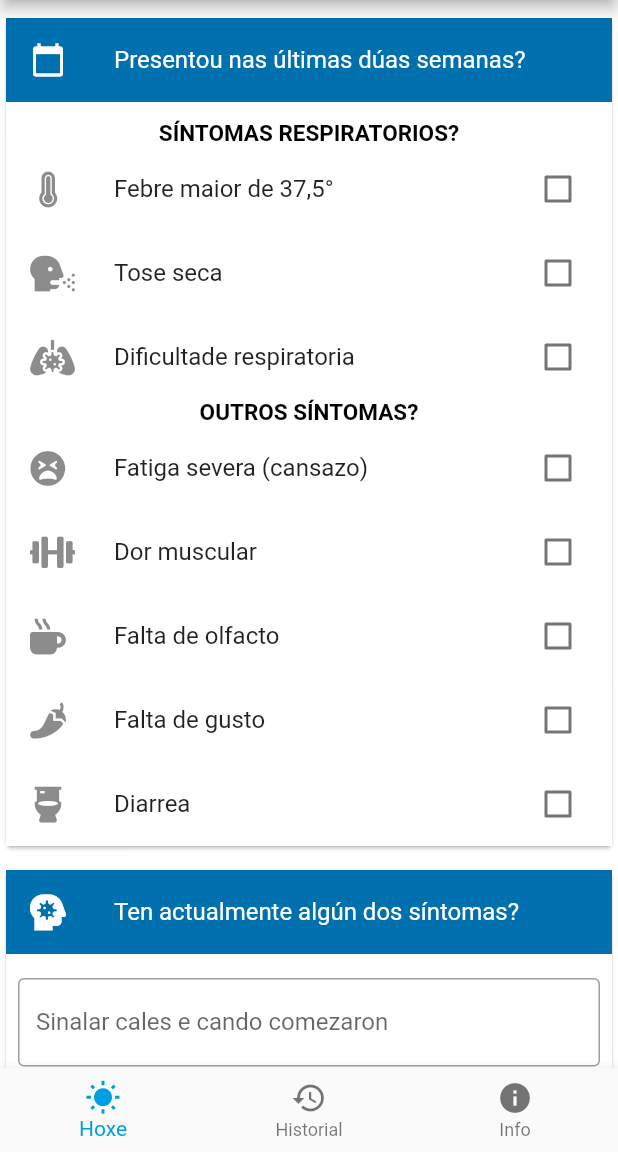
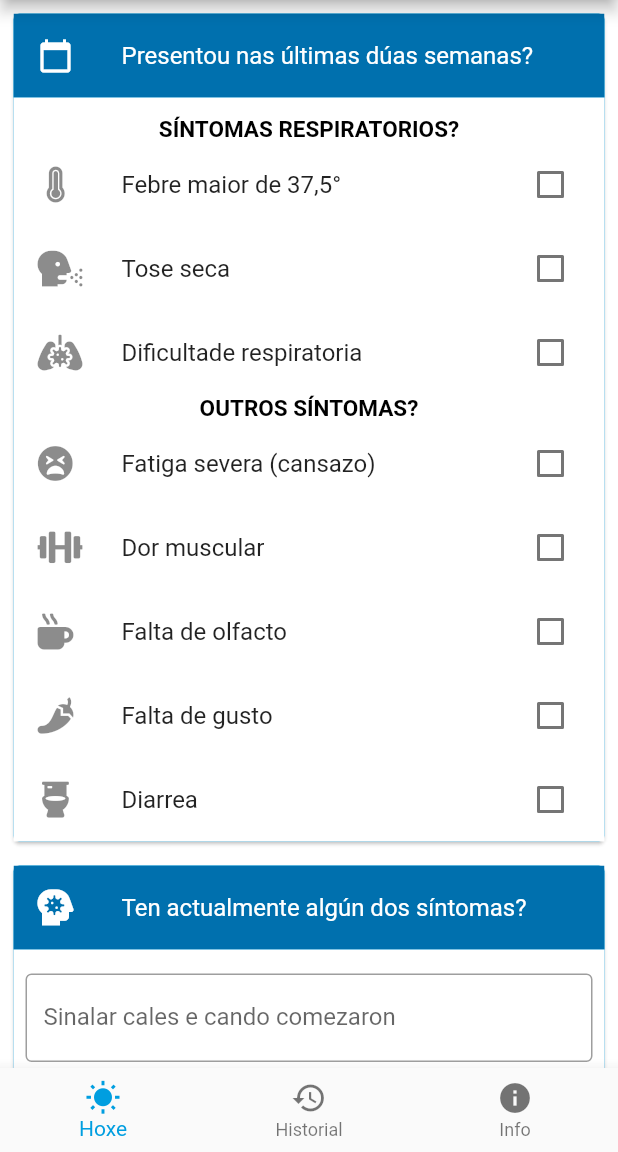
Before and after one commit to lumebits/radarescolas, a Flutter app: the HomePage screen opened directly, on a phone screen of 412 x 824 dp, the part 84-1236 px from its top. Run offline on Flutter 3.47's test engine with Material 2 defaults, Android fonts, the phone set to English and light mode, and no system bars; our stand-ins replace bloc, cloud_firestore, equatable, firebase_auth, firebase_core, flutter_bloc and 4 more; missing offline and left inert: pedantic; accounts and stored records are empty.

Commit message:
Fix paddings

```diff
--- a/lib/home/widgets/history.dart
+++ b/lib/home/widgets/history.dart
@@ -5,6 +5,9 @@ class History extends StatelessWidget {
 
   @override
   Widget build(BuildContext context) {
-    return Center(child: Text("History"));
+    return Padding(
+      padding: const EdgeInsets.fromLTRB(5.0, 5.0, 5.0, 10.0),
+      child: Center(child: Text("History")),
+    );
   }
 }
--- a/lib/login/view/login_form.dart
+++ b/lib/login/view/login_form.dart
@@ -35,7 +35,6 @@ class LoginForm extends StatelessWidget {
             ,),
             const SizedBox(height: 16.0),
             _EmailInput(),
-            const SizedBox(height: 8.0),
             _PasswordInput(),
             const SizedBox(height: 8.0),
             _LoginButton(),
--- a/lib/sign_up/view/sign_up_form.dart
+++ b/lib/sign_up/view/sign_up_form.dart
@@ -54,7 +54,6 @@ class SignUpForm extends StatelessWidget {
             ),
             const SizedBox(height: 36.0),
             _EmailInput(),
-            const SizedBox(height: 8.0),
             _PasswordInput(),
             const SizedBox(height: 8.0),
             _SignUpButton(),
--- a/lib/today/view/today_form.dart
+++ b/lib/today/view/today_form.dart
@@ -10,6 +10,8 @@ class TodayForm extends StatelessWidget {
   @override
   Widget build(BuildContext context) {
     return SingleChildScrollView(
+      child: Padding(
+        padding: const EdgeInsets.fromLTRB(5.0, 5.0, 5.0, 10.0),
         child: BlocListener<TodayCubit, TodayState>(
           listener: (context, state) {
             if (state.status.isSubmissionFailure) {
@@ -24,10 +26,10 @@ class TodayForm extends StatelessWidget {
           },
           child: Align(
             alignment: const Alignment(0, -1 / 3),
-          child: Column(
-            mainAxisSize: MainAxisSize.min,
+            child: Wrap(
+              runSpacing: 8.0,
+              alignment: WrapAlignment.center,
               children: [
-              const SizedBox(height: 8.0),
                 _QuestionsCard(
                     icon: Icons.calendar_today,
                     title: 'Presentou nas últimas dúas semanas?',
@@ -50,14 +52,12 @@ class TodayForm extends StatelessWidget {
                       _CheckboxField(field: 'tasteLack', icon: FontAwesomeIcons.pepperHot, text: 'Falta de gusto'),
                       _CheckboxField(field: 'diarrhea', icon: FontAwesomeIcons.toilet, text: 'Diarrea'),
                     ]),
-              const SizedBox(height: 8.0),
                 _QuestionsCard(
                     icon: FontAwesomeIcons.headSideVirus,
                     title: 'Ten actualmente algún dos síntomas?',
                     children: [
                       _FreetextField(field:'actualSymptoms', text: 'Sinalar cales e cando comezaron')
                     ]),
-              const SizedBox(height: 8.0),
                 _QuestionsCard(
                     icon: FontAwesomeIcons.users,
                     title: 'Tivo contacto nas últimas 2 semanas?',
@@ -65,7 +65,6 @@ class TodayForm extends StatelessWidget {
                       _CheckboxField(field: 'covidContact', icon: FontAwesomeIcons.virus, text: 'Cunha persoa COVID-19+ confirmado'),
                       _CheckboxField(field: 'covidSuspectContact', icon: FontAwesomeIcons.headSideMask, text: 'Cunha persoa en illamento por sospeita de infección pola COVID-19'),
                     ]),
-              const SizedBox(height: 8.0),
                 _QuestionsCard(
                     icon: FontAwesomeIcons.houseUser,
                     title: 'Conviviu nas últimas 2 semanas?',
@@ -73,10 +72,9 @@ class TodayForm extends StatelessWidget {
                       _CheckboxField(field: 'covidHomemate', icon: FontAwesomeIcons.virus, text: 'Cunha persoa COVID-19+ confirmado'),
                       _CheckboxField(field: 'covidSuspectHomemate', icon: FontAwesomeIcons.headSideMask, text: 'Cunha persoa en illamento por sospeita de infección pola COVID-19'),
                     ]),
-              const SizedBox(height: 8.0),
-              saveButton(),
-              const SizedBox(height: 8.0),
+                saveButton()
               ],
+            ),
           ),
         ),
       ),
```
Also changed, not shown: lib/home/widgets/info.dart (+9 -5 lines), lib/login/view/login_page.dart (+9 -7 lines), lib/sign_up/view/sign_up_page.dart (+8 -6 lines). Lines whose indentation alone changed are shown as unchanged.
